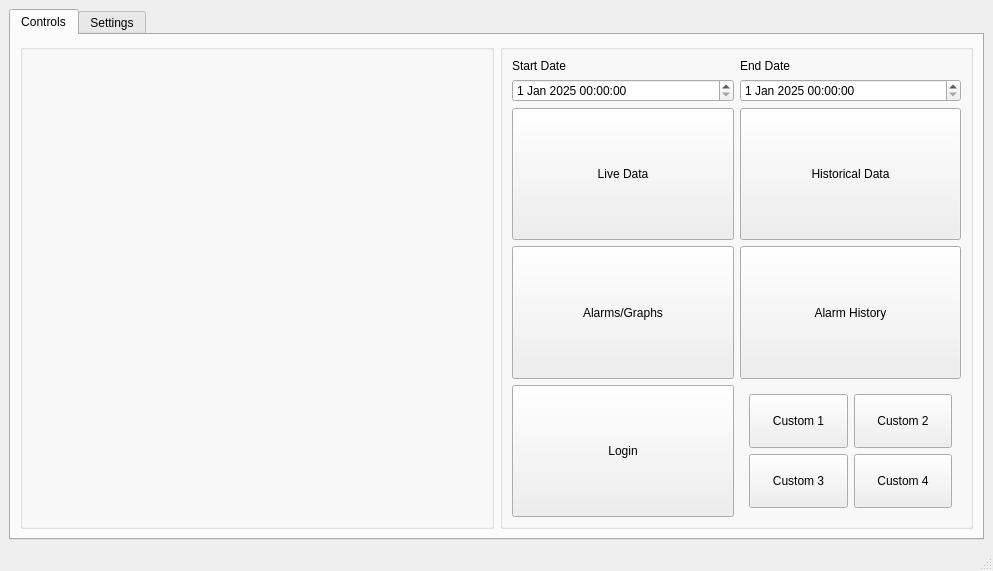
First picture: the form in mainwindow.ui, repository janFiedler1/python-PLC-interface, before the edit.
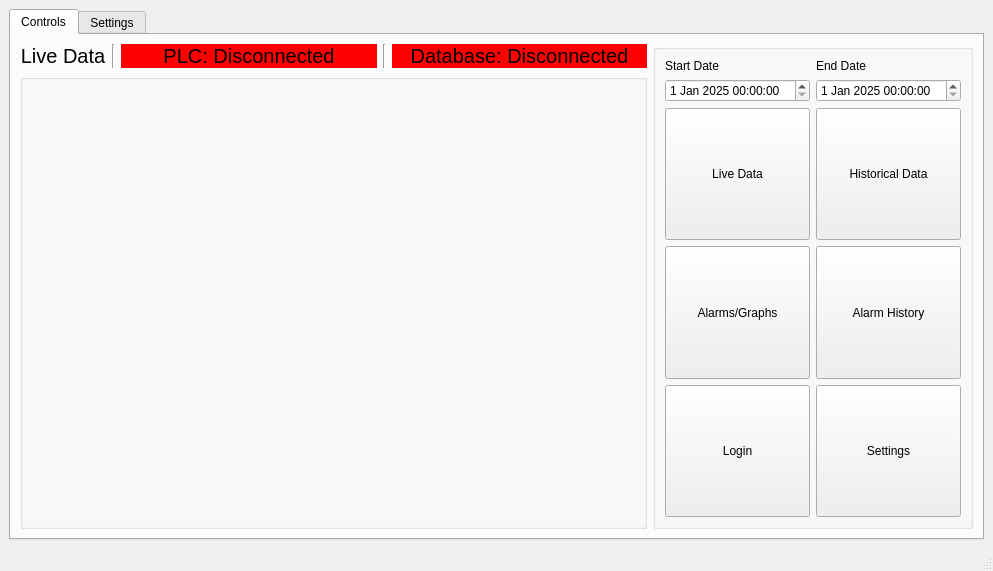
Second picture: the form after the edit. The open tabs and pages were chosen to show the change.

The edit to the form file:
```diff
--- a/mainwindow.ui
+++ b/mainwindow.ui
@@ -37,7 +37,83 @@
         <string>Controls</string>
        </attribute>
        <layout class="QGridLayout" name="gridLayout_4">
-        <item row="1" column="2">
+        <item row="0" column="4">
+         <widget class="QLabel" name="label_15">
+          <property name="sizePolicy">
+           <sizepolicy hsizetype="Preferred" vsizetype="Fixed">
+            <horstretch>0</horstretch>
+            <verstretch>0</verstretch>
+           </sizepolicy>
+          </property>
+          <property name="font">
+           <font>
+            <pointsize>15</pointsize>
+           </font>
+          </property>
+          <property name="styleSheet">
+           <string notr="true">background-color: red;</string>
+          </property>
+          <property name="text">
+           <string>Database: Disconnected</string>
+          </property>
+          <property name="alignment">
+           <set>Qt::AlignmentFlag::AlignCenter</set>
+          </property>
+         </widget>
+        </item>
+        <item row="0" column="1">
+         <widget class="Line" name="line">
+          <property name="orientation">
+           <enum>Qt::Orientation::Vertical</enum>
+          </property>
+         </widget>
+        </item>
+        <item row="0" column="2">
+         <widget class="QLabel" name="label_14">
+          <property name="sizePolicy">
+           <sizepolicy hsizetype="Preferred" vsizetype="Fixed">
+            <horstretch>0</horstretch>
+            <verstretch>0</verstretch>
+           </sizepolicy>
+          </property>
+          <property name="font">
+           <font>
+            <pointsize>15</pointsize>
+           </font>
+          </property>
+          <property name="styleSheet">
+           <string notr="true">background-color: red;</string>
+          </property>
+          <property name="text">
+           <string>PLC: Disconnected</string>
+          </property>
+          <property name="alignment">
+           <set>Qt::AlignmentFlag::AlignCenter</set>
+          </property>
+         </widget>
+        </item>
+        <item row="0" column="0">
+         <widget class="QLabel" name="label_13">
+          <property name="sizePolicy">
+           <sizepolicy hsizetype="Fixed" vsizetype="Fixed">
+            <horstretch>0</horstretch>
+            <verstretch>0</verstretch>
+           </sizepolicy>
+          </property>
+          <property name="font">
+           <font>
+            <pointsize>15</pointsize>
+           </font>
+          </property>
+          <property name="text">
+           <string>Live Data</string>
+          </property>
+          <property name="alignment">
+           <set>Qt::AlignmentFlag::AlignCenter</set>
+          </property>
+         </widget>
+        </item>
+        <item row="0" column="5" rowspan="2">
          <widget class="QGroupBox" name="controls_box">
           <property name="sizePolicy">
            <sizepolicy hsizetype="Fixed" vsizetype="Preferred">
@@ -181,88 +257,34 @@
             </widget>
            </item>
            <item row="4" column="1">
-            <widget class="QGroupBox" name="groupBox">
-             <property name="styleSheet">
-              <string notr="true">QGroupBox{border:0}</string>
+            <widget class="QPushButton" name="pushButton">
+             <property name="sizePolicy">
+              <sizepolicy hsizetype="Minimum" vsizetype="Ignored">
+               <horstretch>0</horstretch>
+               <verstretch>0</verstretch>
+              </sizepolicy>
              </property>
-             <property name="title">
-              <string/>
+             <property name="text">
+              <string>Settings</string>
              </property>
-             <layout class="QGridLayout" name="gridLayout_8">
-              <item row="2" column="1">
-               <widget class="QPushButton" name="fn_button_4">
-                <property name="sizePolicy">
-                 <sizepolicy hsizetype="Minimum" vsizetype="Ignored">
-                  <horstretch>0</horstretch>
-                  <verstretch>0</verstretch>
-                 </sizepolicy>
-                </property>
-                <property name="text">
-                 <string>Custom 4</string>
-                </property>
-               </widget>
-              </item>
-              <item row="2" column="0">
-               <widget class="QPushButton" name="fn_button_3">
-                <property name="sizePolicy">
-                 <sizepolicy hsizetype="Minimum" vsizetype="Ignored">
-                  <horstretch>0</horstretch>
-                  <verstretch>0</verstretch>
-                 </sizepolicy>
-                </property>
-                <property name="text">
-                 <string>Custom 3</string>
-                </property>
-               </widget>
-              </item>
-              <item row="0" column="1">
-               <widget class="QPushButton" name="fn_button_2">
-                <property name="sizePolicy">
-                 <sizepolicy hsizetype="Minimum" vsizetype="Ignored">
-                  <horstretch>0</horstretch>
-                  <verstretch>0</verstretch>
-                 </sizepolicy>
-                </property>
-                <property name="text">
-                 <string>Custom 2</string>
-                </property>
-               </widget>
-              </item>
-              <item row="0" column="0">
-               <widget class="QPushButton" name="fn_button_1">
-                <property name="sizePolicy">
-                 <sizepolicy hsizetype="Minimum" vsizetype="Ignored">
-                  <horstretch>0</horstretch>
-                  <verstretch>0</verstretch>
-                 </sizepolicy>
-                </property>
-                <property name="text">
-                 <string>Custom 1</string>
-                </property>
-               </widget>
-              </item>
-             </layout>
             </widget>
            </item>
           </layout>
          </widget>
         </item>
-        <item row="1" column="0">
+        <item row="1" column="0" colspan="5">
          <widget class="QGroupBox" name="graph_box">
           <property name="title">
            <string/>
           </property>
-          <layout class="QGridLayout" name="gridLayout">
-           <item row="0" column="1">
-            <widget class="QWidget" name="empty_widget_1" native="true"/>
-           </item>
-           <item row="1" column="1">
-            <widget class="QWidget" name="empty_widget_3" native="true"/>
-           </item>
-           <item row="0" column="2">
-            <widget class="QWidget" name="empty_widget_2" native="true"/>
-           </item>
-          </layout>
+          <layout class="QGridLayout" name="gridLayout"/>
+         </widget>
+        </item>
+        <item row="0" column="3">
+         <widget class="Line" name="line_2">
+          <property name="orientation">
+           <enum>Qt::Orientation::Vertical</enum>
+          </property>
          </widget>
         </item>
        </layout>
```
Left out of the diff: 2 changed lines with no effect on the pictures.
